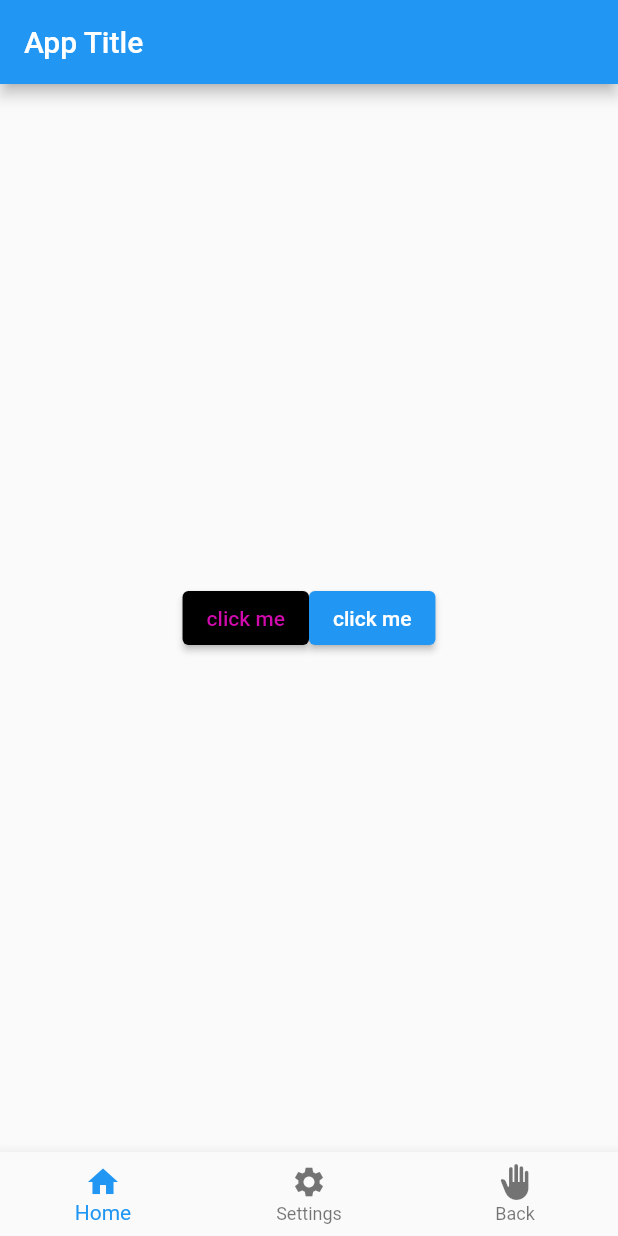
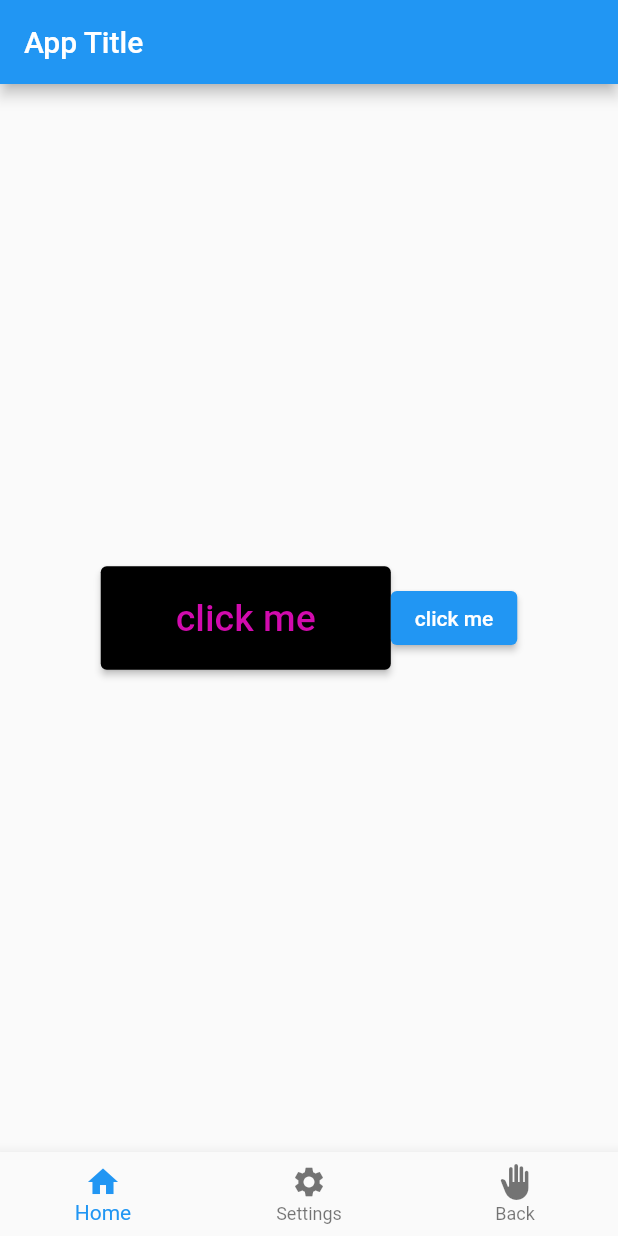
Before and after one commit to sajjadrahman56/Flutter-Showcase, a Flutter app: the screen it shows after launch, on a phone screen of 412 x 824 dp. Run offline on Flutter 3.47's test engine with Material 2 defaults, Android fonts, the phone set to English and light mode, and no system bars.

Commit message:
Button style add

```diff
--- a/basictopics/lib/designButton.dart
+++ b/basictopics/lib/designButton.dart
@@ -38,6 +38,10 @@ class _designButton extends State<designButton> {
                   style: ElevatedButton.styleFrom(
                     onPrimary: Color.fromARGB(255, 210, 11, 174),
                     primary: Colors.black,
+                    padding: const EdgeInsets.symmetric(
+                        horizontal: 50, vertical: 20),
+                    textStyle: const TextStyle(
+                        fontSize: 25, fontWeight: FontWeight.w500),
                   ),
                   onPressed: () {
                     //print('Someone Click me ');
```
